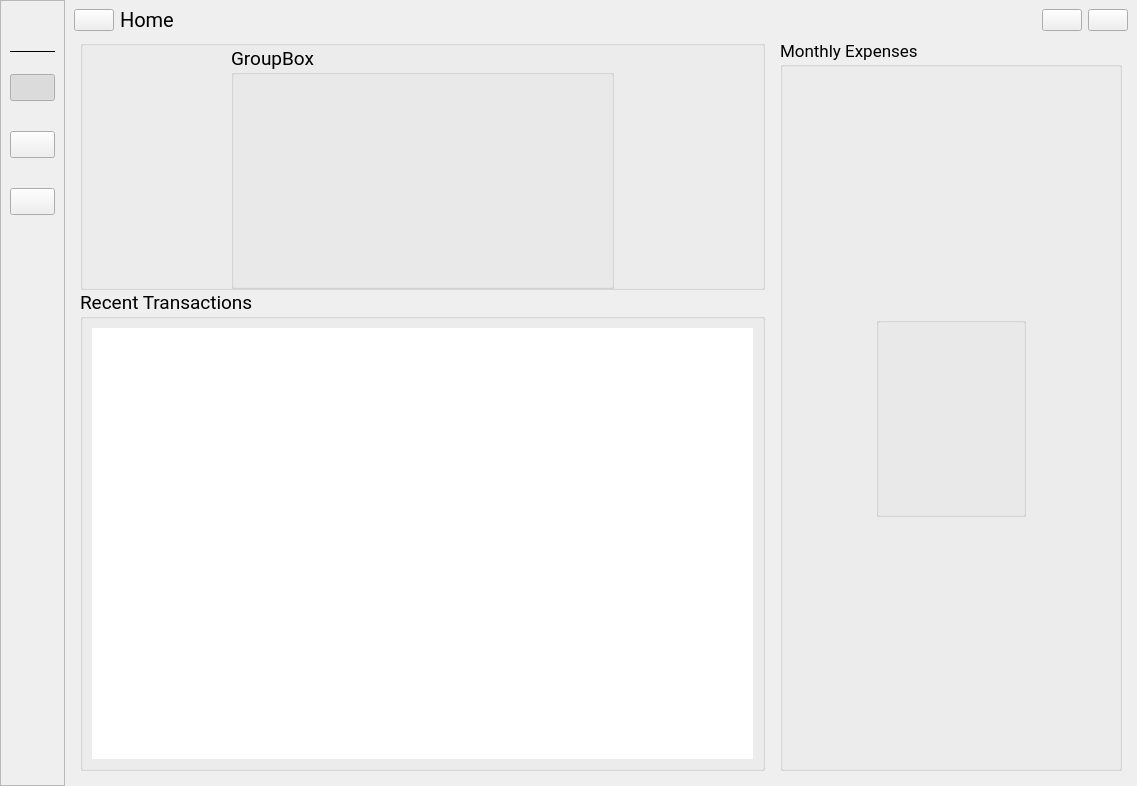
First picture: the form in skeletons/MainWindow.ui, repository opierre/Budgetter, before the edit.
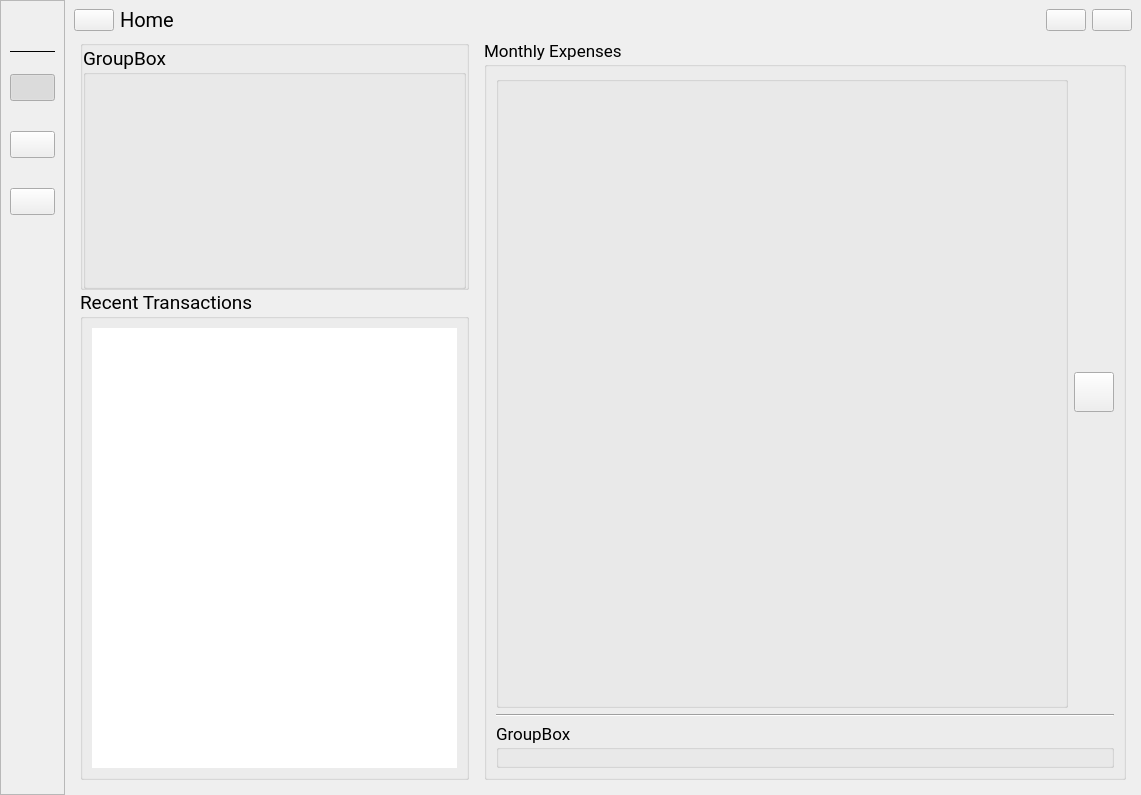
Second picture: the form after the edit. Icons and pictures are not drawn. Custom widgets are drawn as their Qt base class.

Commit message: Update monthly expenses panel appearance

```diff
--- a/skeletons/MainWindow.ui
+++ b/skeletons/MainWindow.ui
@@ -6,8 +6,8 @@
    <rect>
     <x>0</x>
     <y>0</y>
-    <width>1137</width>
-    <height>786</height>
+    <width>1141</width>
+    <height>795</height>
    </rect>
   </property>
   <property name="windowTitle">
@@ -545,21 +545,139 @@
          </property>
          <layout class="QGridLayout" name="gridLayout_6">
           <item row="0" column="0">
-           <widget class="Thumbnail" name="expense1">
-            <property name="minimumSize">
-             <size>
-              <width>150</width>
-              <height>200</height>
-             </size>
+           <widget class="SlidingStackedWidget" name="monthlyExpensesThumb">
+            <property name="sizePolicy">
+             <sizepolicy hsizetype="Preferred" vsizetype="Preferred">
+              <horstretch>0</horstretch>
+              <verstretch>0</verstretch>
+             </sizepolicy>
             </property>
-            <property name="maximumSize">
-             <size>
-              <width>150</width>
-              <height>200</height>
-             </size>
+            <property name="currentIndex">
+             <number>0</number>
             </property>
+            <widget class="QWidget" name="page1">
+             <layout class="QHBoxLayout" name="horizontalLayout_4">
+              <property name="leftMargin">
+               <number>0</number>
+              </property>
+              <property name="topMargin">
+               <number>0</number>
+              </property>
+              <property name="rightMargin">
+               <number>0</number>
+              </property>
+              <property name="bottomMargin">
+               <number>0</number>
+              </property>
+              <item>
+               <widget class="QGroupBox" name="page1MonthlyExpenses">
+                <property name="sizePolicy">
+                 <sizepolicy hsizetype="Preferred" vsizetype="Preferred">
+                  <horstretch>0</horstretch>
+                  <verstretch>0</verstretch>
+                 </sizepolicy>
+                </property>
+                <property name="title">
+                 <string/>
+                </property>
+               </widget>
+              </item>
+              <item>
+               <widget class="QPushButton" name="rightPageMonthlyExpenses">
+                <property name="minimumSize">
+                 <size>
+                  <width>40</width>
+                  <height>40</height>
+                 </size>
+                </property>
+                <property name="maximumSize">
+                 <size>
+                  <width>40</width>
+                  <height>40</height>
+                 </size>
+                </property>
+                <property name="cursor">
+                 <cursorShape>PointingHandCursor</cursorShape>
+                </property>
+                <property name="text">
+                 <string/>
+                </property>
+                <property name="icon">
+                 <iconset resource="../resources/resources.qrc">
+                  <normaloff>:/images/images/chevron_right-white-36dp.svg</normaloff>:/images/images/chevron_right-white-36dp.svg</iconset>
+                </property>
+               </widget>
+              </item>
+             </layout>
+            </widget>
+            <widget class="QWidget" name="page_4">
+             <layout class="QHBoxLayout" name="horizontalLayout_5">
+              <property name="leftMargin">
+               <number>0</number>
+              </property>
+              <property name="topMargin">
+               <number>0</number>
+              </property>
+              <property name="rightMargin">
+               <number>0</number>
+              </property>
+              <property name="bottomMargin">
+               <number>0</number>
+              </property>
+              <item>
+               <widget class="QPushButton" name="leftPageMonthlyExpenses">
+                <property name="minimumSize">
+                 <size>
+                  <width>40</width>
+                  <height>40</height>
+                 </size>
+                </property>
+                <property name="maximumSize">
+                 <size>
+                  <width>40</width>
+                  <height>40</height>
+                 </size>
+                </property>
+                <property name="cursor">
+                 <cursorShape>PointingHandCursor</cursorShape>
+                </property>
+                <property name="focusPolicy">
+                 <enum>Qt::StrongFocus</enum>
+                </property>
+                <property name="toolTipDuration">
+                 <number>-1</number>
+                </property>
+                <property name="text">
+                 <string/>
+                </property>
+                <property name="icon">
+                 <iconset resource="../resources/resources.qrc">
+                  <normaloff>:/images/images/chevron_left-white-36dp.svg</normaloff>:/images/images/chevron_left-white-36dp.svg</iconset>
+                </property>
+               </widget>
+              </item>
+              <item>
+               <widget class="QGroupBox" name="page2MonthlyExpenses">
+                <property name="title">
+                 <string/>
+                </property>
+               </widget>
+              </item>
+             </layout>
+            </widget>
+           </widget>
+          </item>
+          <item row="1" column="0">
+           <widget class="Line" name="line_2">
+            <property name="orientation">
+             <enum>Qt::Horizontal</enum>
+            </property>
+           </widget>
+          </item>
+          <item row="2" column="0">
+           <widget class="QGroupBox" name="groupBox">
             <property name="title">
-             <string/>
+             <string>GroupBox</string>
             </property>
            </widget>
           </item>
@@ -1121,12 +1239,6 @@
    <header>widgets/slidingStackedWidget.h</header>
    <container>1</container>
   </customwidget>
-  <customwidget>
-   <class>Thumbnail</class>
-   <extends>QGroupBox</extends>
-   <header>widgets/thumbnail.h</header>
-   <container>1</container>
-  </customwidget>
  </customwidgets>
  <resources>
   <include location="../resources/resources.qrc"/>
```
Left out of the diff: 18 changed lines with no effect on the pictures. The commit also changes 15 other files.
